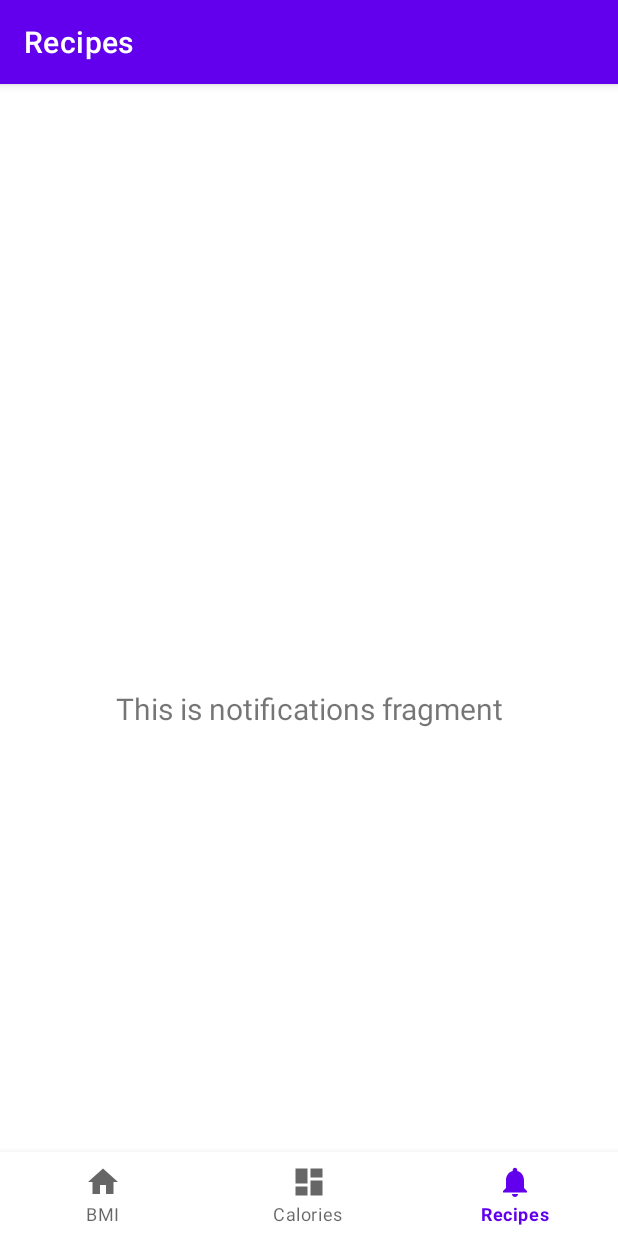
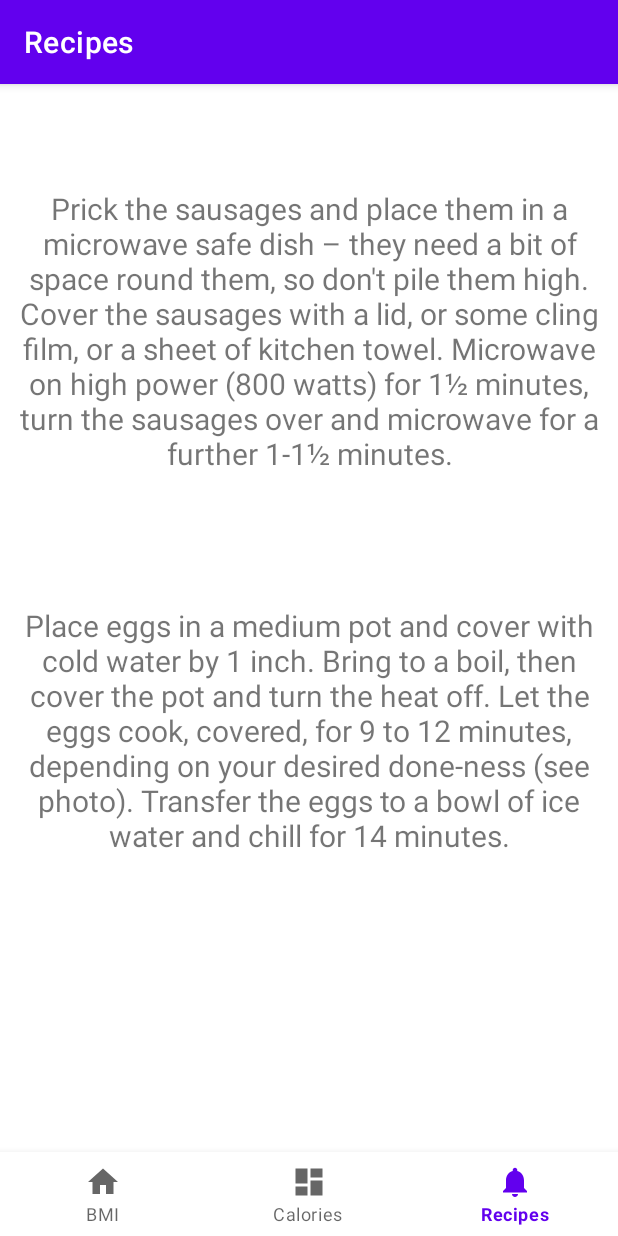
Before and after one commit to s20500-pj/PAM, an Android app: the NotificationsFragment screen opened through its navigation route, on a phone screen of 412 x 824 dp. Run offline under Robolectric (Android 15) with nearby library versions, the phone set to English and light mode, and no system bars; our stand-ins replace navigation-ui.

Commit message:
dodanie przepisów

```diff
--- a/zad2/app/src/main/java/com/pam/bmi/ui/notifications/NotificationsFragment.java
+++ b/zad2/app/src/main/java/com/pam/bmi/ui/notifications/NotificationsFragment.java
@@ -20,12 +20,16 @@ public class NotificationsFragment extends Fragment {
                              ViewGroup container, Bundle savedInstanceState) {
         NotificationsViewModel notificationsViewModel =
                 new ViewModelProvider(this).get(NotificationsViewModel.class);
+        RecipeViewModel recipeViewModel =
+                new ViewModelProvider(this).get(RecipeViewModel.class);
 
         binding = FragmentNotificationsBinding.inflate(inflater, container, false);
         View root = binding.getRoot();
 
-        final TextView textView = binding.textNotifications;
-        notificationsViewModel.getText().observe(getViewLifecycleOwner(), textView::setText);
+        final TextView recipe1 = binding.textRecipe1;
+        final TextView recipe2 = binding.textRecipe2;
+        notificationsViewModel.getText().observe(getViewLifecycleOwner(), recipe1::setText);
+        recipeViewModel.getText().observe(getViewLifecycleOwner(), recipe2::setText);
         return root;
     }
 
--- a/zad2/app/src/main/java/com/pam/bmi/ui/notifications/NotificationsViewModel.java
+++ b/zad2/app/src/main/java/com/pam/bmi/ui/notifications/NotificationsViewModel.java
@@ -10,7 +10,7 @@ public class NotificationsViewModel extends ViewModel {
 
     public NotificationsViewModel() {
         mText = new MutableLiveData<>();
-        mText.setValue("This is notifications fragment");
+        mText.setValue("Place eggs in a medium pot and cover with cold water by 1 inch. Bring to a boil, then cover the pot and turn the heat off. Let the eggs cook, covered, for 9 to 12 minutes, depending on your desired done-ness (see photo). Transfer the eggs to a bowl of ice water and chill for 14 minutes.");
     }
 
     public LiveData<String> getText() {
--- /dev/null
+++ b/zad2/app/src/main/java/com/pam/bmi/ui/notifications/RecipeViewModel.java
@@ -0,0 +1,19 @@
+package com.pam.bmi.ui.notifications;
+
+import androidx.lifecycle.LiveData;
+import androidx.lifecycle.MutableLiveData;
+import androidx.lifecycle.ViewModel;
+
+public class RecipeViewModel extends ViewModel {
+
+    private final MutableLiveData<String> mText;
+
+    public RecipeViewModel() {
+        mText = new MutableLiveData<>();
+        mText.setValue("Prick the sausages and place them in a microwave safe dish – they need a bit of space round them, so don't pile them high. Cover the sausages with a lid, or some cling film, or a sheet of kitchen towel. Microwave on high power (800 watts) for 1½ minutes, turn the sausages over and microwave for a further 1-1½ minutes.");
+    }
+
+    public LiveData<String> getText() {
+        return mText;
+    }
+}
--- a/zad2/app/src/main/res/layout/fragment_notifications.xml
+++ b/zad2/app/src/main/res/layout/fragment_notifications.xml
@@ -7,7 +7,7 @@
     tools:context=".ui.notifications.NotificationsFragment">
 
     <TextView
-        android:id="@+id/text_notifications"
+        android:id="@+id/text_recipe1"
         android:layout_width="match_parent"
         android:layout_height="wrap_content"
         android:layout_marginStart="8dp"
@@ -17,6 +17,24 @@
         android:textSize="20sp"
         app:layout_constraintBottom_toBottomOf="parent"
         app:layout_constraintEnd_toEndOf="parent"
+        app:layout_constraintHorizontal_bias="0.0"
         app:layout_constraintStart_toStartOf="parent"
-        app:layout_constraintTop_toTopOf="parent" />
+        app:layout_constraintTop_toTopOf="parent"
+        app:layout_constraintVertical_bias="0.528" />
+
+    <TextView
+        android:id="@+id/text_recipe2"
+        android:layout_width="match_parent"
+        android:layout_height="wrap_content"
+        android:layout_marginStart="8dp"
+        android:layout_marginTop="8dp"
+        android:layout_marginEnd="8dp"
+        android:textAlignment="center"
+        android:textSize="20sp"
+        app:layout_constraintBottom_toBottomOf="parent"
+        app:layout_constraintEnd_toEndOf="parent"
+        app:layout_constraintHorizontal_bias="1.0"
+        app:layout_constraintStart_toStartOf="parent"
+        app:layout_constraintTop_toTopOf="parent"
+        app:layout_constraintVertical_bias="0.011" />
 </androidx.constraintlayout.widget.ConstraintLayout>
```
Also changed, not shown: zad2/app/src/main/res/layout/fragment_dashboard.xml (+5 -5 lines), zad2/app/src/main/res/layout/fragment_home.xml (+5 -5 lines).
